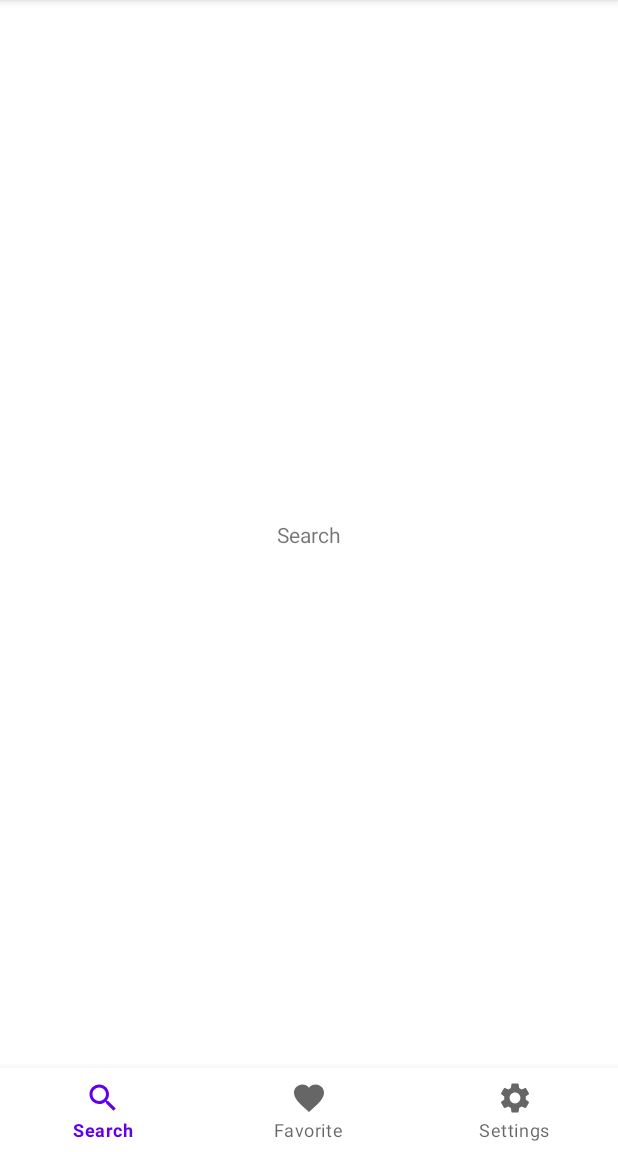
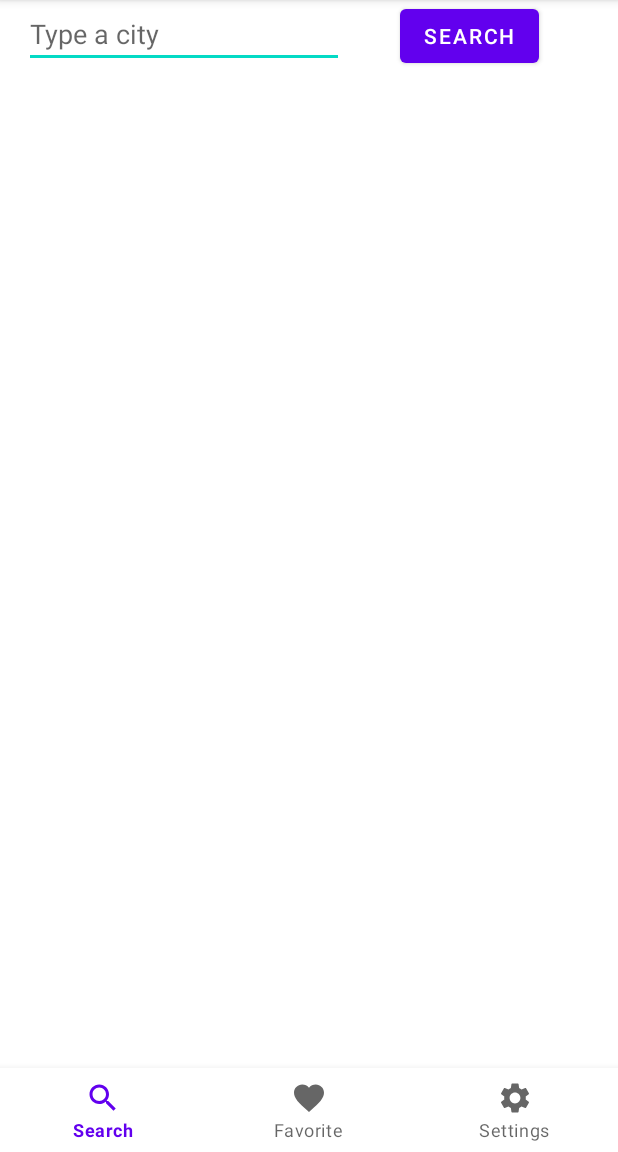
Before and after one commit to arllain/android-my-weather, an Android app: the screen it shows after launch (MainActivity), on a phone screen of 412 x 824 dp, the part 84-1236 px from its top. Run offline under Robolectric (Android 15) with nearby library versions, the phone set to English and light mode, and no system bars; our stand-ins replace androidx.preference.

```diff
--- a/app/src/main/AndroidManifest.xml
+++ b/app/src/main/AndroidManifest.xml
@@ -1,6 +1,9 @@
 <?xml version="1.0" encoding="utf-8"?>
 <manifest xmlns:android="http://schemas.android.com/apk/res/android"
     package="br.com.arllain.myweather">
+
+    <uses-permission android:name="android.permission.INTERNET" />
+    <uses-permission android:name="android.permission.ACCESS_NETWORK_STATE" />
 
     <application
         android:allowBackup="true"
--- a/app/src/main/java/br/com/arllain/myweather/ui/main/search/SearchFragment.kt
+++ b/app/src/main/java/br/com/arllain/myweather/ui/main/search/SearchFragment.kt
@@ -4,8 +4,11 @@ import android.os.Bundle
 import android.view.LayoutInflater
 import android.view.View
 import android.view.ViewGroup
+import android.widget.Toast
 import androidx.fragment.app.Fragment
 import br.com.arllain.myweather.databinding.FragmentSearchBinding
+import br.com.arllain.myweather.extension.isInternetAvailable
+
 
 class SearchFragment: Fragment() {
 
@@ -19,4 +22,18 @@ class SearchFragment: Fragment() {
         binding = FragmentSearchBinding.inflate(layoutInflater, container, false)
         return binding.root
     }
+
+    override fun onViewCreated(view: View, savedInstanceState: Bundle?) {
+        super.onViewCreated(view, savedInstanceState)
+        binding.btnSearch.setOnClickListener {
+            if (requireContext().isInternetAvailable()){
+                Toast.makeText(requireContext(), "Has internet", Toast.LENGTH_SHORT).show()
+            }else {
+                Toast.makeText(requireContext(), "Has no internet", Toast.LENGTH_SHORT).show()
+            }
+        }
+    }
+
+
+
 }
--- a/app/src/main/res/layout/fragment_search.xml
+++ b/app/src/main/res/layout/fragment_search.xml
@@ -6,13 +6,24 @@
     android:layout_width="match_parent"
     android:layout_height="match_parent">
 
-    <TextView
-        android:id="@+id/tvFavorite"
+    <EditText
+        android:id="@+id/edtSearch"
         android:layout_width="wrap_content"
         android:layout_height="wrap_content"
-        android:text="Search"
-        app:layout_constraintBottom_toBottomOf="parent"
-        app:layout_constraintEnd_toEndOf="parent"
+        android:layout_marginStart="16dp"
+        android:ems="10"
+        android:hint="Type a city"
+        android:inputType="textPersonName"
         app:layout_constraintStart_toStartOf="parent"
         app:layout_constraintTop_toTopOf="parent" />
+
+    <Button
+        android:id="@+id/btnSearch"
+        android:layout_width="wrap_content"
+        android:layout_height="wrap_content"
+        android:layout_marginEnd="16dp"
+        android:text="Search"
+        app:layout_constraintEnd_toEndOf="parent"
+        app:layout_constraintStart_toEndOf="@+id/edtSearch"
+        app:layout_constraintTop_toTopOf="parent" />
 </androidx.constraintlayout.widget.ConstraintLayout>
```
Also changed, not shown: app/src/main/java/br/com/arllain/myweather/extension/ContextExtension.kt (added, +21 -0 lines).
